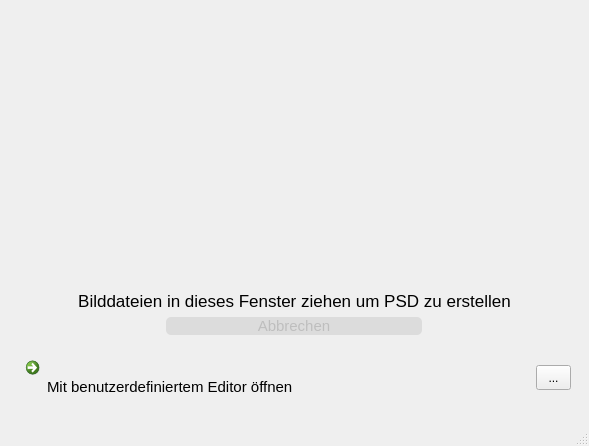
Qt form ui/tieflader.ui (tappi287/tieflader) before a commit.
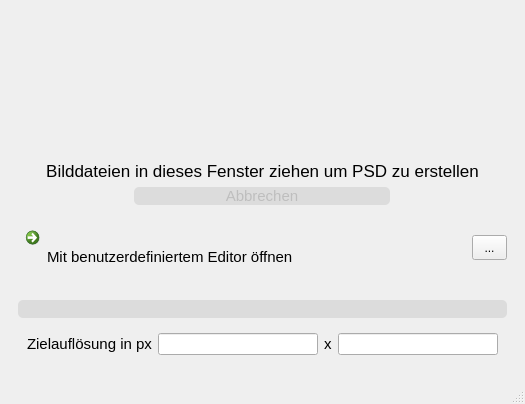
The same form after that commit. Icons and pictures are not drawn.

```diff
--- a/ui/tieflader.ui
+++ b/ui/tieflader.ui
@@ -6,8 +6,8 @@
    <rect>
     <x>0</x>
     <y>0</y>
-    <width>589</width>
-    <height>446</height>
+    <width>525</width>
+    <height>404</height>
    </rect>
   </property>
   <property name="windowTitle">
@@ -163,6 +163,65 @@
       </layout>
      </widget>
     </item>
+    <item>
+     <widget class="QWidget" name="expand_widget" native="true">
+      <property name="sizePolicy">
+       <sizepolicy hsizetype="Preferred" vsizetype="Minimum">
+        <horstretch>0</horstretch>
+        <verstretch>0</verstretch>
+       </sizepolicy>
+      </property>
+      <layout class="QVBoxLayout" name="verticalLayout_2">
+       <item>
+        <widget class="QPushButton" name="res_btn">
+         <property name="text">
+          <string/>
+         </property>
+         <property name="icon">
+          <iconset resource="tieflader_res.qrc">
+           <normaloff>:/main/res/arrow_up.png</normaloff>
+           <normalon>:/main/res/arrow.png</normalon>:/main/res/arrow_up.png</iconset>
+         </property>
+         <property name="checkable">
+          <bool>true</bool>
+         </property>
+         <property name="checked">
+          <bool>false</bool>
+         </property>
+         <property name="flat">
+          <bool>true</bool>
+         </property>
+        </widget>
+       </item>
+       <item>
+        <widget class="QWidget" name="res_widget" native="true">
+         <layout class="QHBoxLayout" name="horizontalLayout_3">
+          <item>
+           <widget class="QLabel" name="res_label">
+            <property name="text">
+             <string>Zielauflösung in px</string>
+            </property>
+           </widget>
+          </item>
+          <item>
+           <widget class="QLineEdit" name="res_x_edit"/>
+          </item>
+          <item>
+           <widget class="QLabel" name="res_x_label">
+            <property name="text">
+             <string>x</string>
+            </property>
+           </widget>
+          </item>
+          <item>
+           <widget class="QLineEdit" name="res_y_edit"/>
+          </item>
+         </layout>
+        </widget>
+       </item>
+      </layout>
+     </widget>
+    </item>
    </layout>
   </widget>
   <widget class="QMenuBar" name="menubar">
```
Left out of the diff: 4 changed lines with no effect on the pictures.
